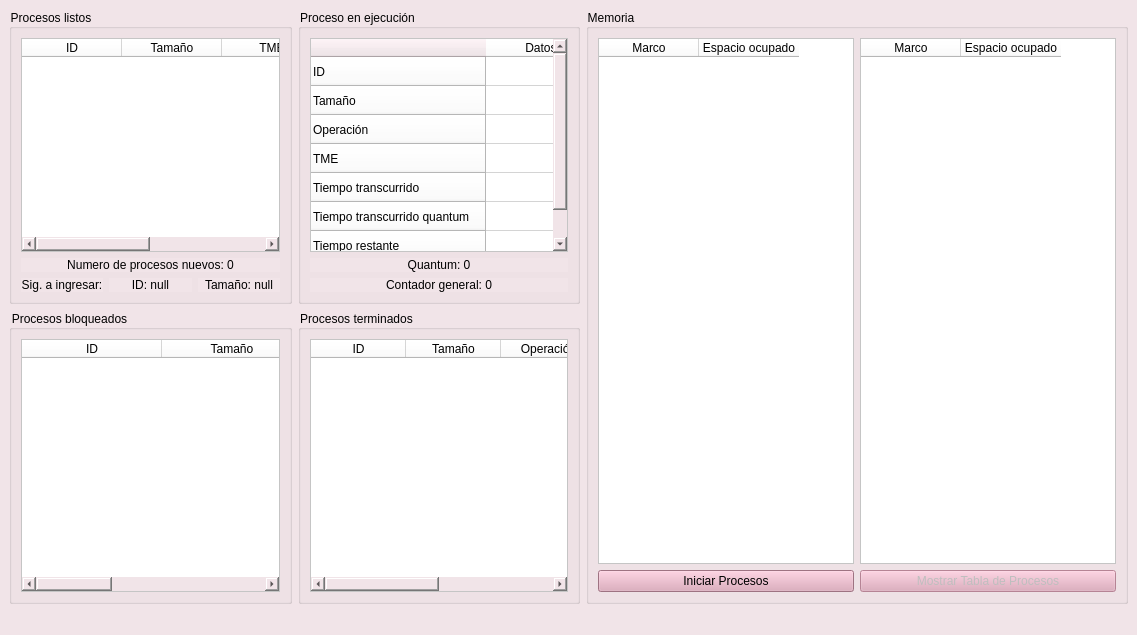
Old version of the form ui/mainwindow.ui in the repository Diego-Ga-Glez/planificador.
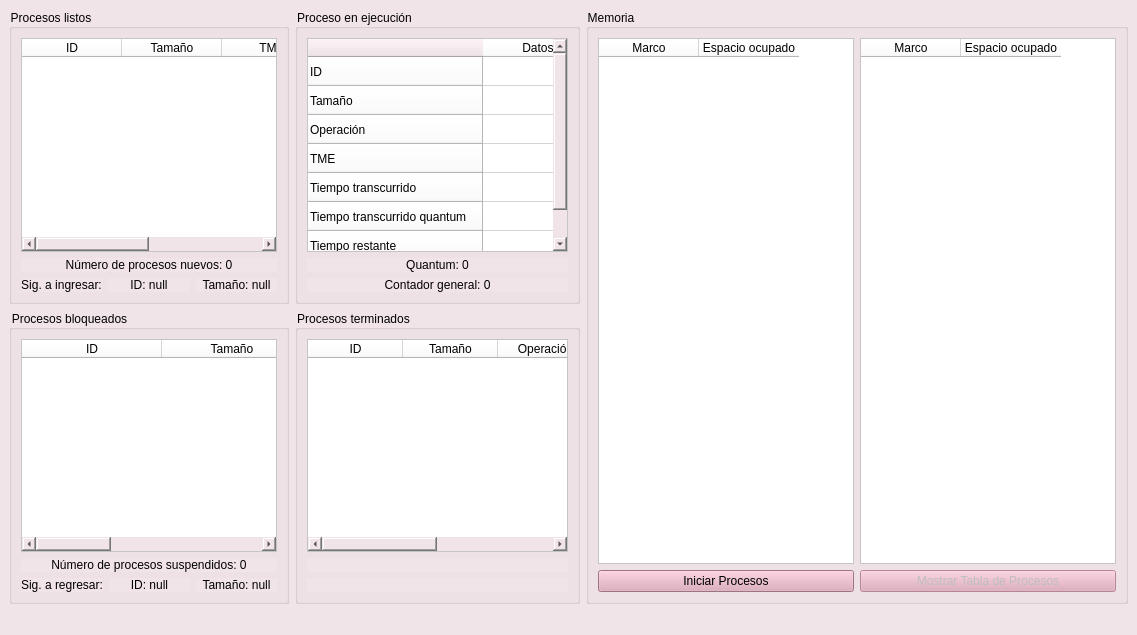
New version of the form.

Commit message: Archivo txt con procesos suspendidos y se arregló tiempo de llegada (act 15)

What changed in the file:
```diff
--- a/ui/mainwindow.ui
+++ b/ui/mainwindow.ui
@@ -299,7 +299,7 @@
        <item row="1" column="0" colspan="3">
         <widget class="QLabel" name="pendientes_label">
          <property name="text">
-          <string>Numero de procesos nuevos: 0</string>
+          <string>Número de procesos nuevos: 0</string>
          </property>
          <property name="alignment">
           <set>Qt::AlignCenter</set>
@@ -344,8 +344,8 @@
       <property name="title">
        <string>Procesos bloqueados</string>
       </property>
-      <layout class="QGridLayout" name="gridLayout_6">
-       <item row="0" column="0">
+      <layout class="QGridLayout" name="gridLayout_3">
+       <item row="0" column="0" colspan="3">
         <widget class="QTableWidget" name="bloqueados_tableWidget">
          <property name="enabled">
           <bool>true</bool>
@@ -379,6 +379,46 @@
          </column>
         </widget>
        </item>
+       <item row="1" column="0" colspan="3">
+        <widget class="QLabel" name="suspendidos_label">
+         <property name="text">
+          <string>Número de procesos suspendidos: 0</string>
+         </property>
+         <property name="alignment">
+          <set>Qt::AlignCenter</set>
+         </property>
+        </widget>
+       </item>
+       <item row="2" column="0">
+        <widget class="QLabel" name="sigRegresar_label">
+         <property name="text">
+          <string>Sig. a regresar:</string>
+         </property>
+         <property name="alignment">
+          <set>Qt::AlignCenter</set>
+         </property>
+        </widget>
+       </item>
+       <item row="2" column="1">
+        <widget class="QLabel" name="idSuspendido_label">
+         <property name="text">
+          <string>ID: null</string>
+         </property>
+         <property name="alignment">
+          <set>Qt::AlignCenter</set>
+         </property>
+        </widget>
+       </item>
+       <item row="2" column="2">
+        <widget class="QLabel" name="tamSuspendido_label">
+         <property name="text">
+          <string>Tamaño: null</string>
+         </property>
+         <property name="alignment">
+          <set>Qt::AlignCenter</set>
+         </property>
+        </widget>
+       </item>
       </layout>
      </widget>
     </item>
@@ -430,6 +470,20 @@
          </column>
         </widget>
        </item>
+       <item row="1" column="0">
+        <widget class="QLabel" name="label">
+         <property name="text">
+          <string/>
+         </property>
+        </widget>
+       </item>
+       <item row="2" column="0">
+        <widget class="QLabel" name="label_2">
+         <property name="text">
+          <string/>
+         </property>
+        </widget>
+       </item>
       </layout>
      </widget>
     </item>
```
The commit also changes 11 other files.
